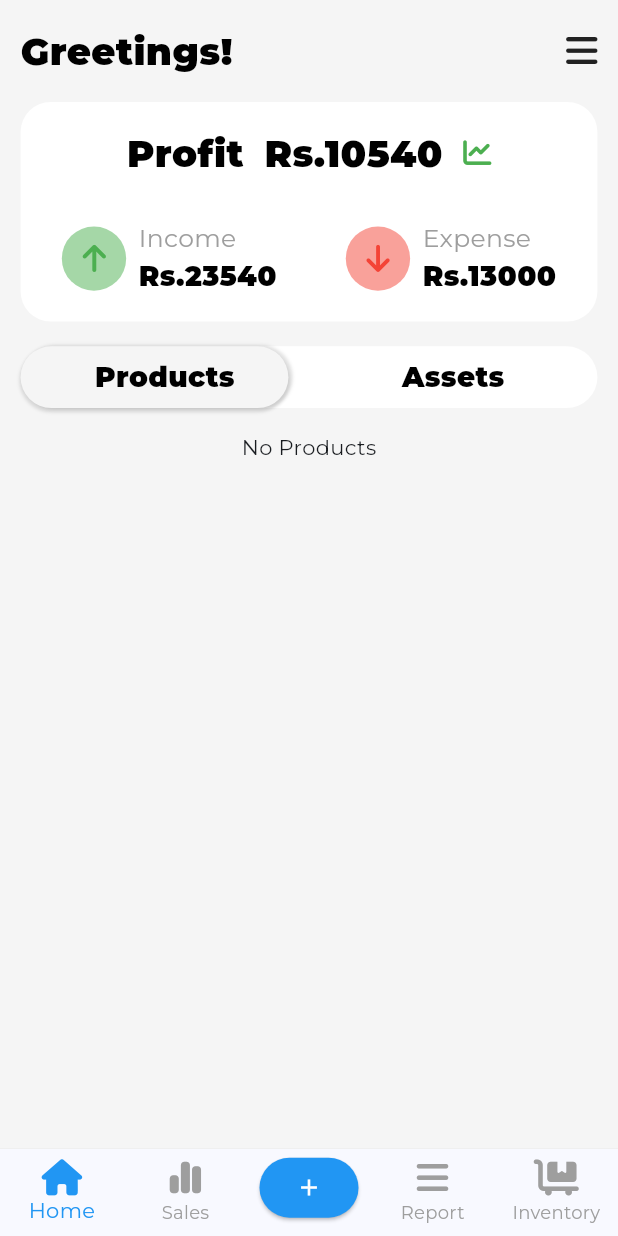
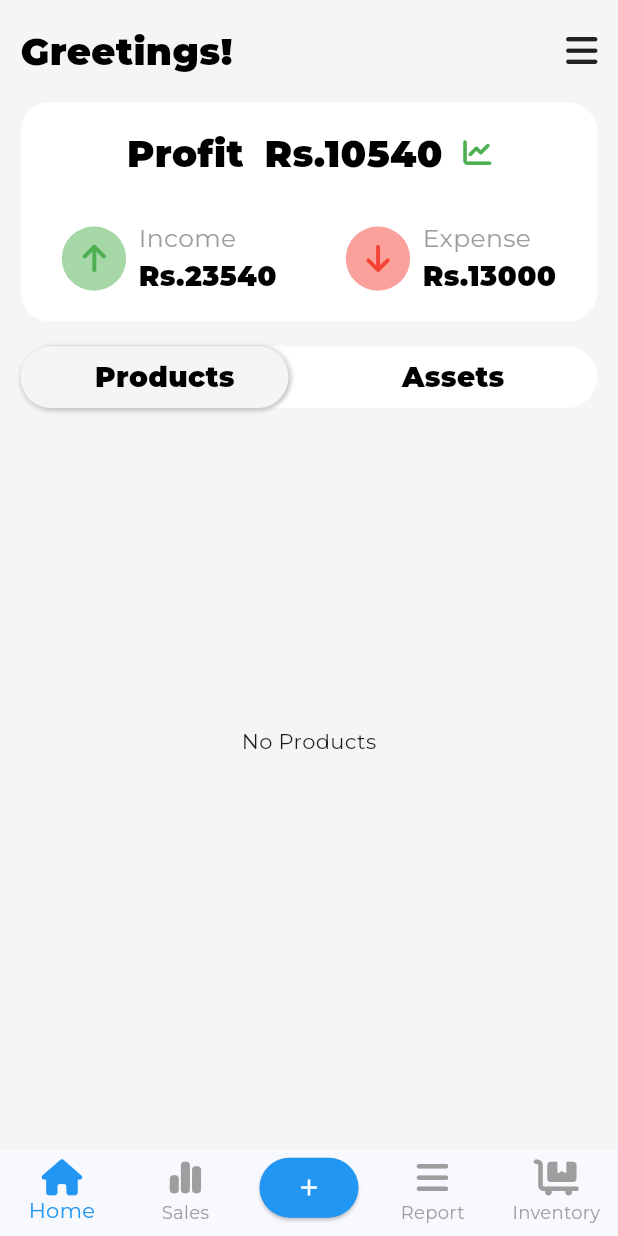
Before and after one commit to MrSaim777/shop_management_system, a Flutter app: the screen it shows after launch, on a phone screen of 412 x 824 dp. Run offline on Flutter 3.47's test engine with Material 3 defaults, Android fonts, the phone set to English and light mode, and no system bars; our stand-ins replace animated_custom_dropdown, another_flushbar, font_awesome_flutter, google_fonts.

Commit message:
product and asset container

```diff
--- a/lib/utils/flush_bar.dart
+++ b/lib/utils/flush_bar.dart
@@ -10,13 +10,13 @@ showFlushBar(
   return Flushbar(
     message: message,
     icon: iconWidget ?? const SizedBox.shrink(),
-    duration: const Duration(seconds: 2),
+    duration: const Duration(seconds: 1),
+    dismissDirection: FlushbarDismissDirection.HORIZONTAL,
     backgroundColor: AppColors.kPrimaryColor,
     // leftBarIndicatorColor: AppColors.kPrimaryColor,
     borderRadius: BorderRadius.circular(10),
     margin: EdgeInsets.symmetric(
-        vertical: context.height / 50,
-        horizontal: context.width / 20),
+        vertical: context.height / 50, horizontal: context.width / 20),
     flushbarPosition: FlushbarPosition.TOP,
   )..show(context);
 }
--- a/lib/view/screens/home_screen.dart
+++ b/lib/view/screens/home_screen.dart
@@ -173,12 +173,18 @@ class HomeScreen extends StatelessWidget {
                       SizedBox(height: deviceHeight / 50),
                       homeModelView.productAssetsIndex == 0
                           ? homeModelView.productsList.isEmpty
-                              ? const Center(
-                                  child: Text(ConstantStrings.noProducts))
+                              ? SizedBox(
+                                  height: context.height / 2,
+                                  child: const Center(
+                                      child: Text(ConstantStrings.noProducts)),
+                                )
                               : ProductsList(homeModelView: homeModelView)
                           : homeModelView.assetsList.isEmpty
-                              ? const Center(
-                                  child: Text(ConstantStrings.noAssets))
+                              ? SizedBox(
+                                  height: context.height / 2,
+                                  child: const Center(
+                                      child: Text(ConstantStrings.noAssets)),
+                                )
                               : AssetsList(homeModelView: homeModelView)
                     ],
                   );
@@ -257,7 +263,7 @@ class AssetsList extends StatelessWidget {
               borderRadius: BorderRadius.circular(10)),
           child: ListTile(
             leading: CircleAvatar(
-              backgroundColor: AppColors.kPrimaryColor,
+                backgroundColor: AppColors.kPrimaryColor,
                 // backgroundColor:
                 //     Colors.primaries[Random().nextInt(Colors.primaries.length)],
                 child: Text(
--- a/lib/view_model/home_view_model.dart
+++ b/lib/view_model/home_view_model.dart
@@ -32,16 +32,16 @@ class HomeViewModel extends ChangeNotifier {
   addToList(BuildContext context, String name, String type) {
     if (name.isNotEmpty) {
       if (type == ConstantStrings.product) {
+        Navigator.pop(context);
         productsList.add(Product(name: name, dateTime: DateTime.now()));
         selectedType = "";
         showFlushBar(context: context, message: ConstantStrings.productAdded);
-        // Navigator.pop(context);
         notifyListeners();
       } else if (type == ConstantStrings.asset) {
+        Navigator.pop(context);
         assetsList.add(Asset(name: name, dateTime: DateTime.now()));
         selectedType = "";
         showFlushBar(context: context, message: ConstantStrings.assetAdded);
-        // Navigator.pop(context);
         notifyListeners();
       } else {
         showFlushBar(context: context, message: ConstantStrings.selectType);
```
